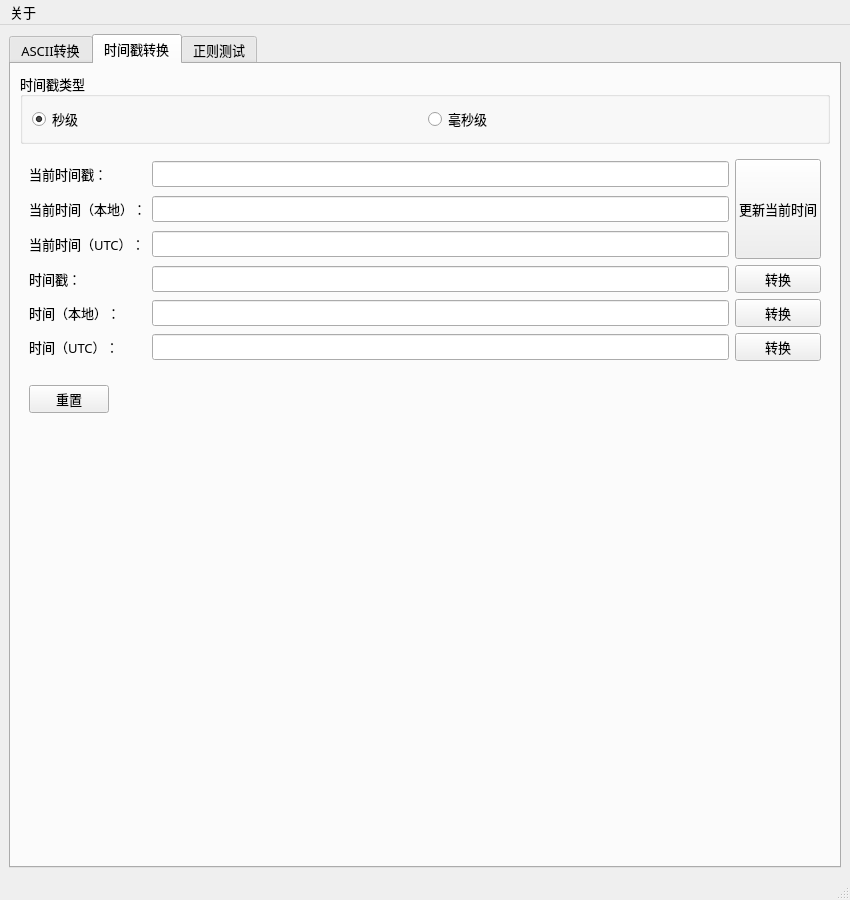
Before: the Qt Designer form mainwindow.ui in huanfenz/PerryBox, drawn with Qt 5.
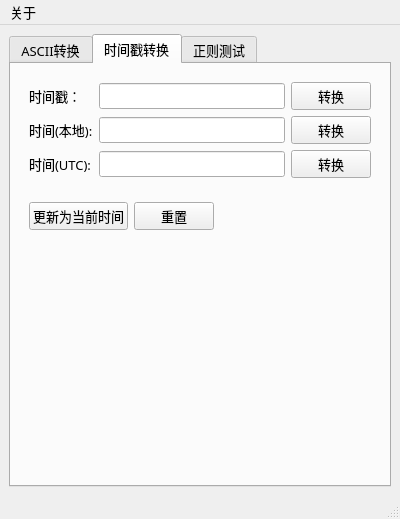
After: the same form once the commit is applied. The open tabs and pages were chosen to show the change.

Commit message: 1. 添加图标和优化高分屏显示字体 2. ASCII转换器不可显示字符添加方框提示 3. 修改时间戳转换器

Patch:
```diff
--- a/mainwindow.ui
+++ b/mainwindow.ui
@@ -6,14 +6,14 @@
    <rect>
     <x>0</x>
     <y>0</y>
-    <width>850</width>
-    <height>900</height>
+    <width>400</width>
+    <height>500</height>
    </rect>
   </property>
   <property name="minimumSize">
    <size>
-    <width>850</width>
-    <height>900</height>
+    <width>0</width>
+    <height>0</height>
    </size>
   </property>
   <property name="font">
@@ -39,7 +39,7 @@
        </font>
       </property>
       <property name="currentIndex">
-       <number>0</number>
+       <number>1</number>
       </property>
       <widget class="QWidget" name="tab_ascii">
        <attribute name="title">
@@ -63,7 +63,7 @@
          <widget class="QTextEdit" name="edit_ascii">
           <property name="font">
            <font>
-            <family>等线</family>
+            <family>Consolas</family>
             <pointsize>10</pointsize>
            </font>
           </property>
@@ -89,7 +89,7 @@
          <widget class="QTextEdit" name="edit_hex">
           <property name="font">
            <font>
-            <family>等线</family>
+            <family>Consolas</family>
             <pointsize>10</pointsize>
            </font>
           </property>
@@ -115,7 +115,7 @@
          <widget class="QTextEdit" name="edit_dec">
           <property name="font">
            <font>
-            <family>等线</family>
+            <family>Consolas</family>
             <pointsize>10</pointsize>
            </font>
           </property>
@@ -139,6 +139,12 @@
              <property name="enabled">
               <bool>true</bool>
              </property>
+             <property name="font">
+              <font>
+               <family>Consolas</family>
+               <pointsize>10</pointsize>
+              </font>
+             </property>
              <property name="readOnly">
               <bool>true</bool>
              </property>
@@ -242,145 +248,73 @@
         <string>时间戳转换</string>
        </attribute>
        <layout class="QVBoxLayout" name="verticalLayout_3">
-        <item>
-         <widget class="QGroupBox" name="groupBox">
-          <property name="title">
-           <string>时间戳类型</string>
-          </property>
-          <layout class="QHBoxLayout" name="horizontalLayout_4">
-           <item>
-            <widget class="QRadioButton" name="radioButton">
-             <property name="text">
-              <string>秒级</string>
-             </property>
-             <property name="checked">
-              <bool>true</bool>
-             </property>
-            </widget>
-           </item>
-           <item>
-            <widget class="QRadioButton" name="radioButton_2">
-             <property name="text">
-              <string>毫秒级</string>
-             </property>
-            </widget>
-           </item>
-          </layout>
-         </widget>
-        </item>
         <item>
          <widget class="QWidget" name="widget_3" native="true">
           <layout class="QGridLayout" name="gridLayout">
-           <item row="4" column="2">
-            <widget class="QPushButton" name="btn_timestamp">
-             <property name="text">
-              <string>转换</string>
-             </property>
-            </widget>
-           </item>
-           <item row="3" column="1">
-            <widget class="QLineEdit" name="edit_cur_utctime">
-             <property name="readOnly">
-              <bool>true</bool>
-             </property>
-            </widget>
-           </item>
-           <item row="1" column="0">
-            <widget class="QLabel" name="label_6">
-             <property name="text">
-              <string>当前时间戳：</string>
-             </property>
-            </widget>
-           </item>
-           <item row="2" column="1">
-            <widget class="QLineEdit" name="edit_cur_localtime">
-             <property name="readOnly">
-              <bool>true</bool>
-             </property>
-            </widget>
-           </item>
-           <item row="7" column="2">
+           <item row="5" column="2">
             <widget class="QPushButton" name="btn_utctime">
              <property name="text">
               <string>转换</string>
              </property>
             </widget>
            </item>
-           <item row="1" column="2" rowspan="3">
-            <widget class="QPushButton" name="btn_update_cur_time">
-             <property name="text">
-              <string>
-
-更新当前时间
-
-</string>
-             </property>
-            </widget>
+           <item row="2" column="1">
+            <widget class="QLineEdit" name="edit_timestamp"/>
            </item>
-           <item row="3" column="0">
-            <widget class="QLabel" name="label_9">
+           <item row="2" column="2">
+            <widget class="QPushButton" name="btn_timestamp">
              <property name="text">
-              <string>当前时间（UTC）：</string>
+              <string>转换</string>
              </property>
             </widget>
            </item>
-           <item row="2" column="0">
-            <widget class="QLabel" name="label_5">
-             <property name="text">
-              <string>当前时间（本地）：</string>
-             </property>
-            </widget>
+           <item row="4" column="1">
+            <widget class="QLineEdit" name="edit_localtime"/>
            </item>
-           <item row="6" column="2">
+           <item row="4" column="2">
             <widget class="QPushButton" name="btn_localtime">
              <property name="text">
               <string>转换</string>
              </property>
             </widget>
            </item>
-           <item row="7" column="0">
+           <item row="5" column="1">
+            <widget class="QLineEdit" name="edit_utctime"/>
+           </item>
+           <item row="5" column="0">
             <widget class="QLabel" name="label_7">
              <property name="text">
-              <string>时间（UTC）：</string>
+              <string>时间(UTC):</string>
              </property>
             </widget>
            </item>
-           <item row="6" column="0">
-            <widget class="QLabel" name="label_10">
-             <property name="text">
-              <string>时间（本地）：</string>
-             </property>
-            </widget>
-           </item>
-           <item row="4" column="0">
+           <item row="2" column="0">
             <widget class="QLabel" name="label_8">
              <property name="text">
               <string>时间戳：</string>
              </property>
             </widget>
            </item>
-           <item row="7" column="1">
-            <widget class="QLineEdit" name="edit_utctime"/>
-           </item>
-           <item row="4" column="1">
-            <widget class="QLineEdit" name="edit_timestamp"/>
-           </item>
-           <item row="1" column="1">
-            <widget class="QLineEdit" name="edit_cur_timestamp">
-             <property name="readOnly">
-              <bool>true</bool>
+           <item row="4" column="0">
+            <widget class="QLabel" name="label_10">
+             <property name="text">
+              <string>时间(本地):</string>
              </property>
             </widget>
            </item>
-           <item row="6" column="1">
-            <widget class="QLineEdit" name="edit_localtime"/>
-           </item>
           </layout>
          </widget>
         </item>
         <item>
          <widget class="QWidget" name="widget_4" native="true">
           <layout class="QHBoxLayout" name="horizontalLayout_3">
+           <item>
+            <widget class="QPushButton" name="btn_update_time">
+             <property name="text">
+              <string>更新为当前时间</string>
+             </property>
+            </widget>
+           </item>
            <item>
             <widget class="QPushButton" name="btn_reset_timestamp">
              <property name="text">
@@ -403,6 +337,12 @@
            </item>
            <item>
             <widget class="QLabel" name="label_info_timestamp">
+             <property name="font">
+              <font>
+               <family>等线</family>
+               <pointsize>10</pointsize>
+              </font>
+             </property>
              <property name="styleSheet">
               <string notr="true">color: rgb(255, 0, 0);</string>
              </property>
@@ -443,8 +383,8 @@
     <rect>
      <x>0</x>
      <y>0</y>
-     <width>850</width>
-     <height>19</height>
+     <width>400</width>
+     <height>21</height>
     </rect>
    </property>
    <widget class="QMenu" name="menu">
```
The commit also changes 17 other files.
